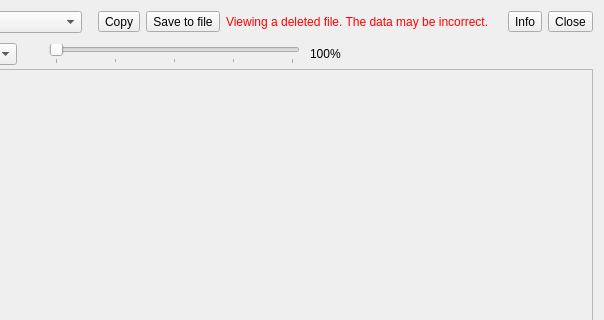
Ptr314/dsk_commander, file src/viewdialog.ui: the form before one commit; both pictures show x 330 to 934 and y 0 to 320 of the 934 by 614 pixel window.
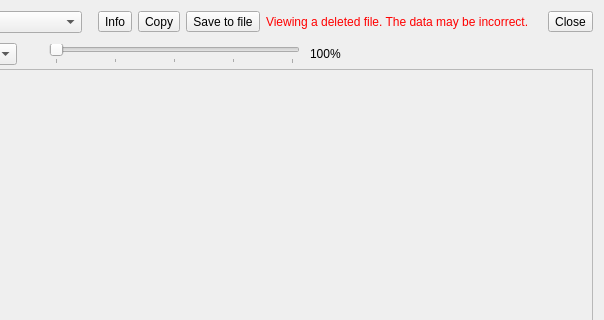
The form after the commit. Icons and pictures are not drawn.

Diff of the .ui file:
```diff
--- a/src/viewdialog.ui
+++ b/src/viewdialog.ui
@@ -190,6 +190,29 @@
        </property>
       </spacer>
      </item>
+     <item>
+      <widget class="QToolButton" name="infoButton">
+       <property name="toolTip">
+        <string>File info</string>
+       </property>
+       <property name="text">
+        <string>Info</string>
+       </property>
+       <property name="icon">
+        <iconset resource="resources.qrc">
+         <normaloff>:/icons/info</normaloff>:/icons/info</iconset>
+       </property>
+       <property name="iconSize">
+        <size>
+         <width>24</width>
+         <height>24</height>
+        </size>
+       </property>
+       <property name="toolButtonStyle">
+        <enum>Qt::ToolButtonStyle::ToolButtonIconOnly</enum>
+       </property>
+      </widget>
+     </item>
      <item>
       <widget class="QToolButton" name="copyButton">
        <property name="toolTip">
@@ -259,26 +282,6 @@
        </property>
       </spacer>
      </item>
-     <item>
-      <widget class="QToolButton" name="infoButton">
-       <property name="text">
-        <string>Info</string>
-       </property>
-       <property name="icon">
-        <iconset resource="resources.qrc">
-         <normaloff>:/icons/info</normaloff>:/icons/info</iconset>
-       </property>
-       <property name="iconSize">
-        <size>
-         <width>24</width>
-         <height>24</height>
-        </size>
-       </property>
-       <property name="toolButtonStyle">
-        <enum>Qt::ToolButtonStyle::ToolButtonTextBesideIcon</enum>
-       </property>
-      </widget>
-     </item>
      <item>
       <widget class="QToolButton" name="closeBtn">
        <property name="text">
```
Left out of the diff: 2 changed lines with no effect on the pictures.
